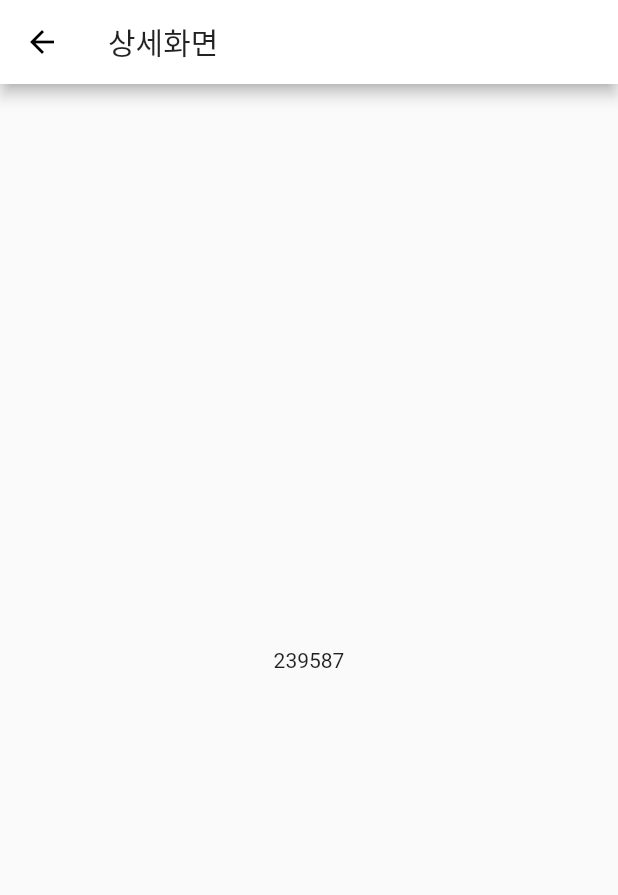
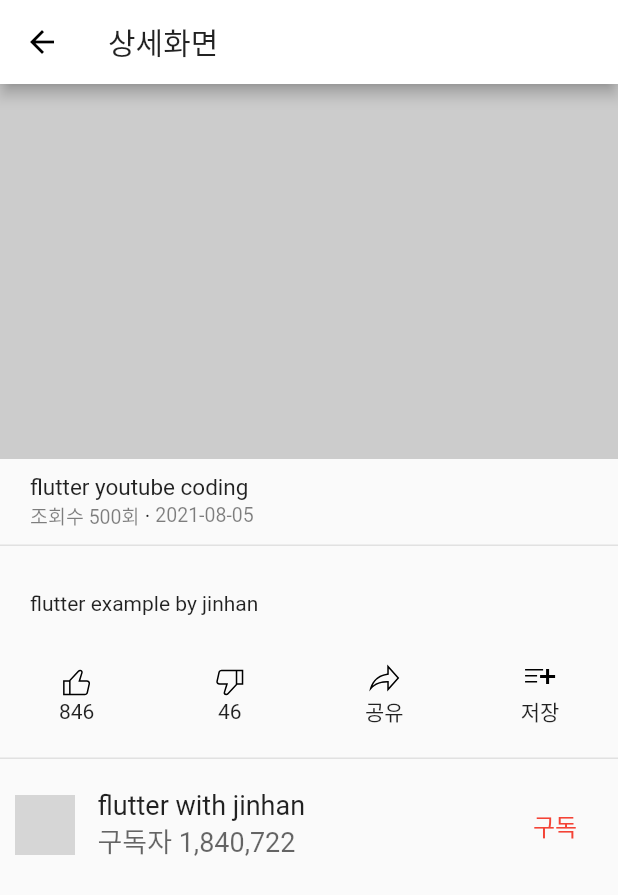
Before and after one commit to jinhan38/youtuebe_clone, a Flutter app: the screen it shows after launch, after a tap on "jinhan", on a phone screen of 412 x 824 dp. Shown: the top 895 px of the screen. Run offline on Flutter 3.47's test engine with Material 2 defaults, Android fonts, the phone set to English and light mode, and no system bars; our stand-ins replace flutter_svg, get; network calls fail; grey boxes are pictures that could not be loaded.

```diff
--- a/lib/src/binding/init_binding.dart
+++ b/lib/src/binding/init_binding.dart
@@ -1,10 +1,11 @@
 import 'package:get/get.dart';
 import 'package:youtube_clone/src/controller/app_controller.dart';
+import 'package:youtube_clone/src/repository/youtube_repository.dart';
 
-class InitBinding implements Bindings{
+class InitBinding implements Bindings {
   @override
   void dependencies() {
+    Get.put(YoutubeRepository(), permanent: true);
     Get.put(AppController());
   }
-
 }
--- a/lib/src/components/youtube_detail.dart
+++ b/lib/src/components/youtube_detail.dart
@@ -1,6 +1,5 @@
-
-
 import 'package:flutter/material.dart';
+import 'package:flutter_svg/flutter_svg.dart';
 import 'package:get/get.dart';
 
 class YoutubeDetail extends StatelessWidget {
@@ -10,10 +9,131 @@ class YoutubeDetail extends StatelessWidget {
   Widget build(BuildContext context) {
     return Scaffold(
       appBar: AppBar(title: Text("상세화면")),
-      body: Container(
-        child: Center(
-          child: Text(Get.parameters["videoId"].toString()),
-        ),
+      body: Column(
+        children: [
+          Container(height: 250, color: Colors.grey.withOpacity(0.5)),
+          Expanded(child: _description())
+        ],
+      ),
+    );
+  }
+
+  Widget _description() {
+    return SingleChildScrollView(
+      child: Column(
+        crossAxisAlignment: CrossAxisAlignment.stretch,
+        children: [
+          _titleZone(),
+          line,
+          _descriptionZone(),
+          _bottomZone(),
+          line,
+          _ownerZone()
+        ],
+      ),
+    );
+  }
+
+  Widget get line => Container(height: 1, color: Colors.black.withOpacity(0.1));
+
+  Widget _titleZone() {
+    return Container(
+      padding: EdgeInsets.symmetric(vertical: 10, horizontal: 20),
+      child: Column(
+        crossAxisAlignment: CrossAxisAlignment.stretch,
+        children: [
+          Text(
+            "flutter youtube coding",
+            style: TextStyle(fontSize: 15),
+          ),
+          Row(
+            children: [
+              Text(
+                "조회수 500회",
+                style: TextStyle(
+                  fontSize: 13,
+                  color: Colors.black.withOpacity(0.5),
+                ),
+              ),
+              Text(" · "),
+              Text(
+                "2021-08-05",
+                style: TextStyle(
+                  fontSize: 13,
+                  color: Colors.black.withOpacity(0.5),
+                ),
+              ),
+            ],
+          ),
+        ],
+      ),
+    );
+  }
+
+  Widget _descriptionZone() {
+    return Padding(
+      padding: const EdgeInsets.symmetric(horizontal: 20, vertical: 30),
+      child: Text(
+        "flutter example by jinhan",
+        style: TextStyle(fontSize: 14),
+      ),
+    );
+  }
+
+  Widget _bottomZone() {
+    return Padding(
+      padding: const EdgeInsets.only(bottom: 20),
+      child: Row(
+        mainAxisAlignment: MainAxisAlignment.spaceAround,
+        children: [
+          _buttonOne("like", "846"),
+          _buttonOne("dislike", "46"),
+          _buttonOne("share", "공유"),
+          _buttonOne("save", "저장"),
+        ],
+      ),
+    );
+  }
+
+  Widget _buttonOne(String iconPath, String text) {
+    return Column(
+      children: [
+        SvgPicture.asset("assets/svg/icons/$iconPath.svg"),
+        Text(text),
+      ],
+    );
+  }
+
+  Widget _ownerZone() {
+    return Container(
+      padding: const EdgeInsets.symmetric(horizontal: 10, vertical: 20),
+      child: Row(
+        children: [
+          CircleAvatar(
+            backgroundColor: Colors.blue.withOpacity(0.1),
+            backgroundImage: Image.network(
+                    "https://img.icons8.com/material-sharp/452/flutter.png")
+                .image,
+          ),
+          SizedBox(width: 15),
+          Expanded(
+            child: Column(
+              crossAxisAlignment: CrossAxisAlignment.stretch,
+              children: [
+                Text("flutter with jinhan", style: TextStyle(fontSize: 18)),
+                Text("구독자 1,840,722",
+                    style: TextStyle(
+                        fontSize: 18, color: Colors.black.withOpacity(0.6))),
+              ],
+            ),
+          ),
+          TextButton(
+              onPressed: () {
+                print("프린트 구독");
+              },
+              child: Text("구독",
+                  style: TextStyle(color: Colors.red, fontSize: 16))),
+        ],
       ),
     );
   }
--- /dev/null
+++ b/lib/src/controller/home_controller.dart
@@ -0,0 +1,23 @@
+import 'package:get/get.dart';
+import 'package:youtube_clone/src/models/youtube_video_result.dart';
+import 'package:youtube_clone/src/repository/youtube_repository.dart';
+
+class HomeController extends GetxController {
+  static HomeController get to => Get.find();
+  Rx<YoutubeVideoResult> youtubeResult = YoutubeVideoResult().obs;
+
+  @override
+  void onInit() {
+    _videoLoad();
+    super.onInit();
+  }
+
+  void _videoLoad() async {
+    YoutubeVideoResult youtubeVideoResult =
+        await YoutubeRepository.to.loadVideo();
+    if(youtubeVideoResult != null && youtubeVideoResult.videoList != null && youtubeVideoResult.videoList!.length > 0){
+      youtubeResult(youtubeVideoResult);
+    }
+
+  }
+}
--- /dev/null
+++ b/lib/src/repository/youtube_repository.dart
@@ -0,0 +1,31 @@
+// import 'package:get/get.dart';
+
+import 'package:get/get.dart';
+import 'package:get/get_connect.dart';
+import 'package:youtube_clone/src/models/youtube_video_result.dart';
+
+class YoutubeRepository extends GetConnect {
+  static YoutubeRepository get to => Get.find();
+
+  //여기서 api키와 헤더 등을 등록하면 된다.
+  //https://github.com/jonataslaw/getx/blob/master/README.ko-kr.md
+  @override
+  void onInit() {
+    httpClient.baseUrl = "https://www.googleapis.com";
+    super.onInit();
+  }
+
+  Future<YoutubeVideoResult> loadVideo() async {
+    String url =
+        "/youtube/v3/search?part=snippet&channelId=UCqxW9ag8rCtIMfAHvOIEIQA&maxResults=20&order=date&type=video&videoDefinition=high&key=AIzaSyC2DYLXBqsm4U7H-Iu_wXV3mRUhL2Z2sAg";
+    final response = await get(url);
+    return YoutubeVideoResult.fromJson(response.body);
+    // if (response.status.hasError) {
+    //   return Future.error(response.statusText.toString());
+    // } else {
+    //   if (response.body["items"] != null && response.body["items"].legnth > 0) {
+    //     return YoutubeVideoResult.fromJson(response.body);
+    //   }
+    // }
+  }
+}
```
Also changed, not shown: lib/src/models/video.dart (added, +150 -0 lines), lib/src/models/youtube_video_result.dart (added, +22 -0 lines), lib/src/pages/Home.dart (+10 -7 lines).
